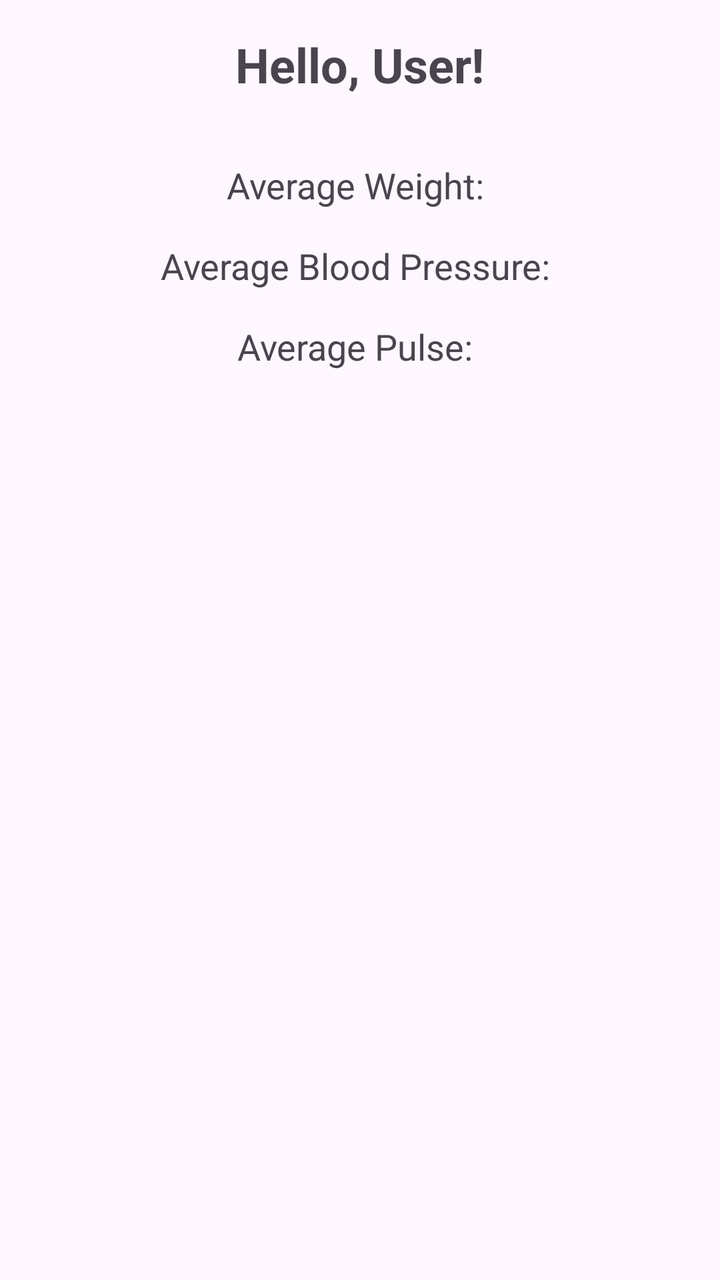
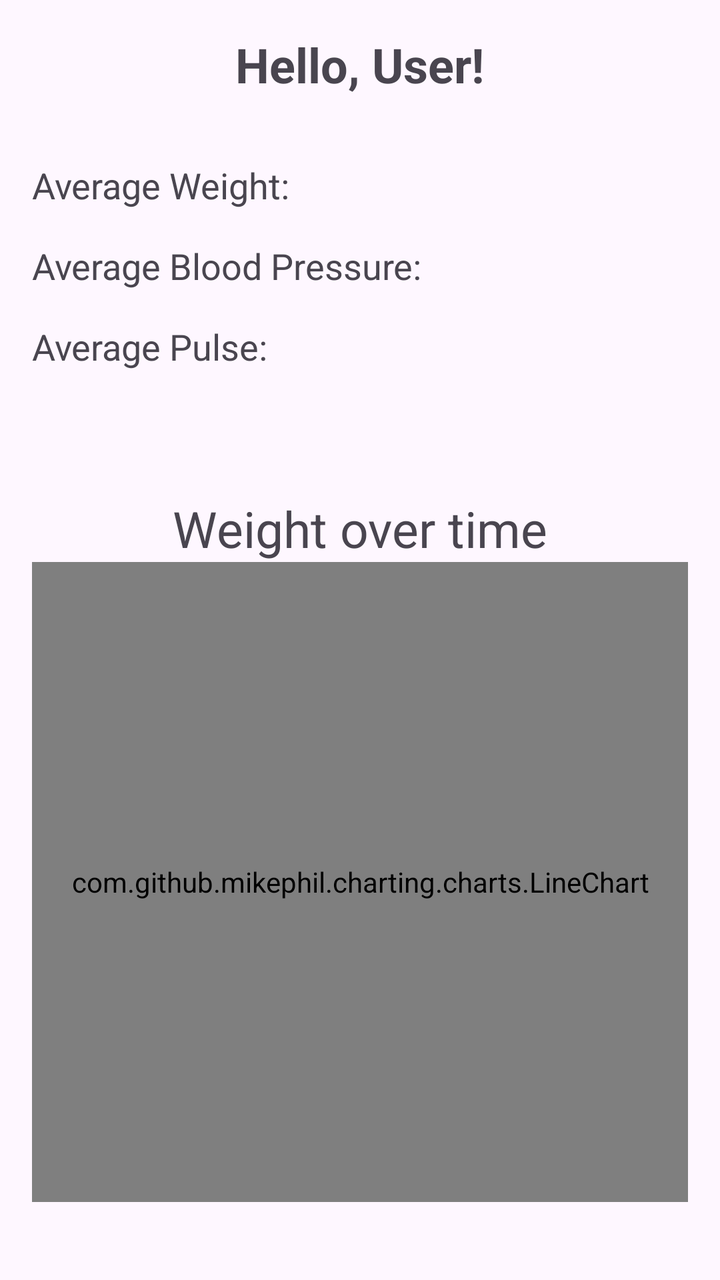

Two renders of the same Android screen: before a commit and after it. Below are the layout's source before the change and the commit's diff.
<!-- AndroidManifest.xml: application theme Theme.MHHP -->
<!-- res/layout/fragment_home.xml -->
<?xml version="1.0" encoding="utf-8"?>
<RelativeLayout xmlns:android="http://schemas.android.com/apk/res/android"
    android:layout_width="match_parent"
    android:layout_height="match_parent"
    android:padding="16dp">

    <TextView
        android:id="@+id/greetingTextView"
        android:layout_width="wrap_content"
        android:layout_height="wrap_content"
        android:text="Hello, User!"
        android:textSize="24sp"
        android:textStyle="bold"
        android:layout_centerHorizontal="true"
        android:layout_marginBottom="16dp"/>

    <TextView
        android:id="@+id/averageWeightTextView"
        android:layout_width="wrap_content"
        android:layout_height="wrap_content"
        android:text="Average Weight: "
        android:textSize="18sp"
        android:layout_below="@id/greetingTextView"
        android:layout_centerHorizontal="true"
        android:layout_marginTop="16dp"/>

    <TextView
        android:id="@+id/averageBloodPressureTextView"
        android:layout_width="wrap_content"
        android:layout_height="wrap_content"
        android:text="Average Blood Pressure: "
        android:textSize="18sp"
        android:layout_below="@id/averageWeightTextView"
        android:layout_centerHorizontal="true"
        android:layout_marginTop="16dp"/>

    <TextView
        android:id="@+id/averagePulseTextView"
        android:layout_width="wrap_content"
        android:layout_height="wrap_content"
        android:text="Average Pulse: "
        android:textSize="18sp"
        android:layout_below="@id/averageBloodPressureTextView"
        android:layout_centerHorizontal="true"
        android:layout_marginTop="16dp"/>

</RelativeLayout>
<!-- resources referenced by this layout -->
<resources>
  <style name="Theme.MHHP" parent="Base.Theme.MHHP" />
  <style name="Base.Theme.MHHP" parent="Theme.Material3.DayNight.NoActionBar">
          
          
          <item name="colorPrimary">@color/clown</item>
      </style>
  <color name="clown">#44944a</color>
</resources>

<!-- the commit's change to res/layout/fragment_home.xml (unified diff, before → after) -->
@@ -21,7 +21,6 @@
         android:text="Average Weight: "
         android:textSize="18sp"
         android:layout_below="@id/greetingTextView"
-        android:layout_centerHorizontal="true"
         android:layout_marginTop="16dp"/>
 
     <TextView
@@ -31,7 +30,6 @@
         android:text="Average Blood Pressure: "
         android:textSize="18sp"
         android:layout_below="@id/averageWeightTextView"
-        android:layout_centerHorizontal="true"
         android:layout_marginTop="16dp"/>
 
     <TextView
@@ -41,7 +39,27 @@
         android:text="Average Pulse: "
         android:textSize="18sp"
         android:layout_below="@id/averageBloodPressureTextView"
-        android:layout_centerHorizontal="true"
         android:layout_marginTop="16dp"/>
 
+    <com.github.mikephil.charting.charts.LineChart
+        android:id="@+id/weightChart"
+        android:layout_width="395dp"
+        android:layout_height="437dp"
+        android:layout_below="@id/GraficTitle"
+        android:layout_alignParentStart="true"
+        android:layout_alignParentEnd="true"
+        android:layout_alignParentBottom="true"
+        android:layout_marginStart="0dp"
+        android:layout_marginBottom="23dp" />
+
+    <TextView
+        android:id="@+id/GraficTitle"
+        android:layout_width="wrap_content"
+        android:layout_height="wrap_content"
+        android:textSize="25sp"
+        android:layout_below="@id/averagePulseTextView"
+        android:layout_marginTop="62dp"
+        android:text="Weight over time"
+        android:layout_centerHorizontal="true"/>
+
 </RelativeLayout>
